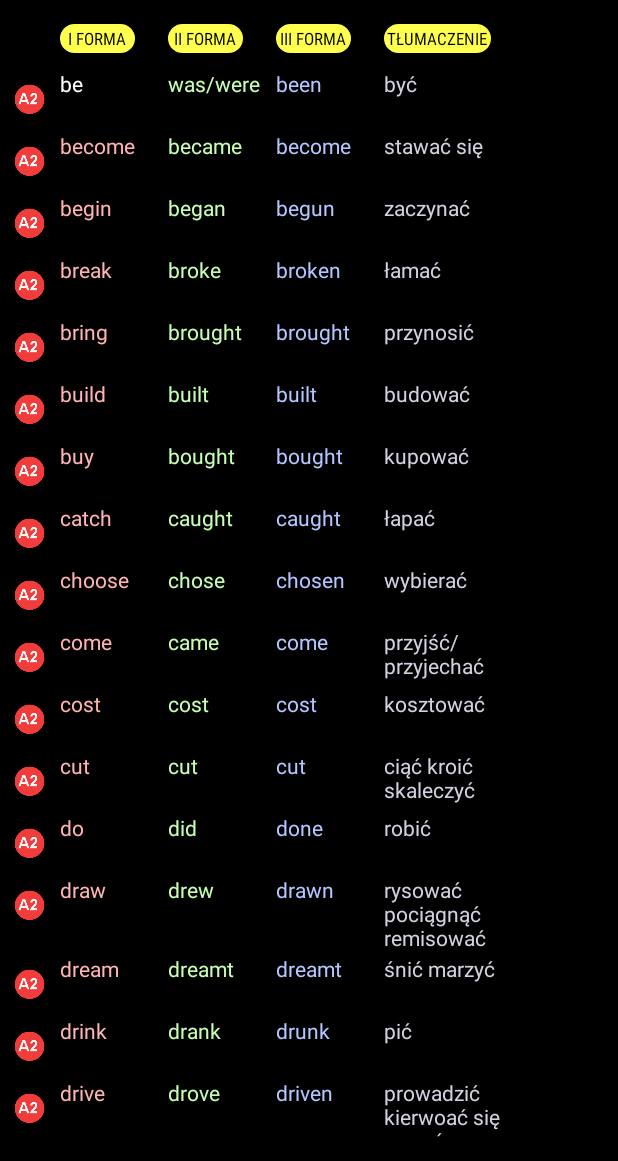
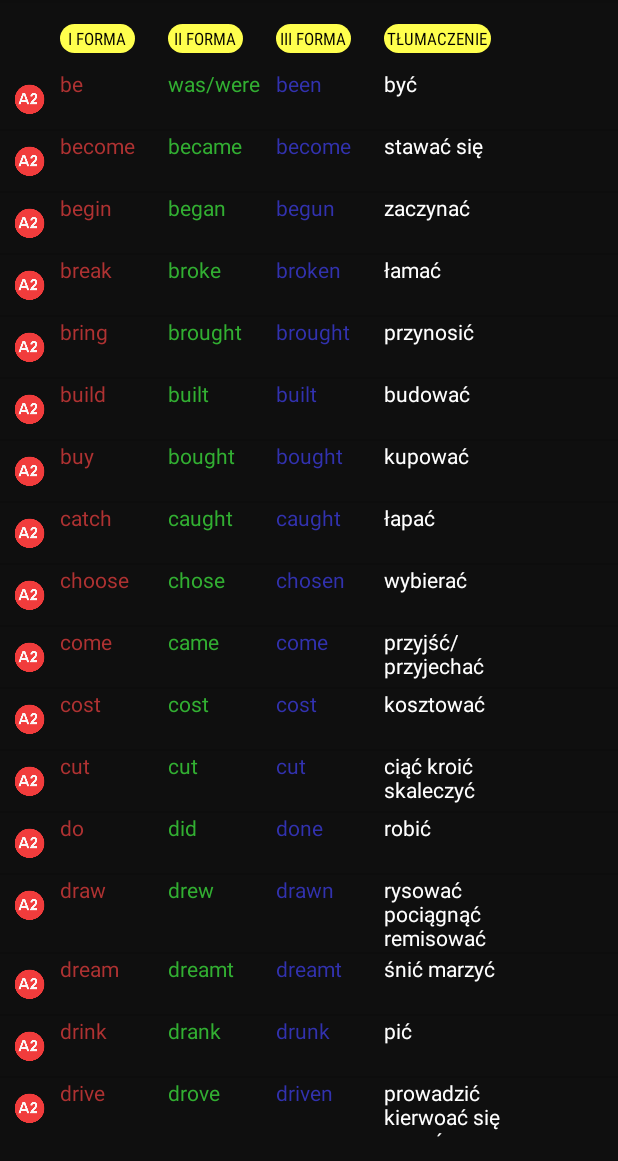
Before and after one commit to przemekdolata96/IrregularVerbs, an Android app: the screen it shows after launch (MainActivity), in the options menu, after a tap on "Black", on a phone screen of 412 x 824 dp, the part 75-1236 px from its top. Run offline under Robolectric (Android 15) with nearby library versions, the phone set to English and light mode, and no system bars.

Commit message:
Working Aplication, added: color of text in items in ListView can be modified

```diff
--- a/app/src/main/java/com/example/dolci/irregularverbs/Adapter.java
+++ b/app/src/main/java/com/example/dolci/irregularverbs/Adapter.java
@@ -1,6 +1,7 @@
 package com.example.dolci.irregularverbs;
 
 import android.content.Context;
+import android.graphics.Color;
 import android.support.annotation.NonNull;
 import android.view.LayoutInflater;
 import android.view.View;
@@ -41,6 +42,7 @@ public class Adapter extends ArrayAdapter<String>{
         ImageView image;
 
     }
+
 
     @Override
     public int getCount() {
@@ -87,4 +89,6 @@ public class Adapter extends ArrayAdapter<String>{
         return convertView;
     }
 
+
+
 }
--- a/app/src/main/java/com/example/dolci/irregularverbs/MainActivity.java
+++ b/app/src/main/java/com/example/dolci/irregularverbs/MainActivity.java
@@ -1,27 +1,18 @@
 package com.example.dolci.irregularverbs;
 
-import android.app.Activity;
 import android.content.Context;
 import android.graphics.Color;
 import android.media.MediaPlayer;
 import android.os.Bundle;
-import android.support.design.widget.FloatingActionButton;
-import android.support.design.widget.Snackbar;
-import android.support.v7.app.ActionBar;
 import android.support.v7.app.AppCompatActivity;
 import android.support.v7.widget.Toolbar;
 import android.view.Menu;
-import android.view.MenuInflater;
 import android.view.MenuItem;
 import android.view.View;
 import android.widget.AdapterView;
-import android.widget.EditText;
-import android.widget.LinearLayout;
 import android.widget.ListView;
 import android.widget.RelativeLayout;
 import android.widget.TextView;
-
-import java.util.ArrayList;
 
 
 public class MainActivity extends AppCompatActivity {
@@ -172,6 +163,44 @@ public class MainActivity extends AppCompatActivity {
         return true;
     }
 
+    void setFirstFormColor(int red,int green,int blue)
+    {
+        View view;
+        for (int i = 0; i <listView.getChildCount() ; i++) {
+            view= listView.getChildAt(i);
+            TextView textview=(TextView) view.findViewById(R.id.modelFistForm);
+            textview.setTextColor(Color.rgb(red,green,blue));
+        }
+
+    }
+    void setSecondFormColor(int red,int green,int blue)
+    {
+        View view;
+        for (int i = 0; i <listView.getChildCount() ; i++) {
+            view= listView.getChildAt(i);
+            TextView textview=(TextView) view.findViewById(R.id.modelSecondForm);
+            textview.setTextColor(Color.rgb(red,green,blue));
+        }
+    }
+    void setThirdFormColor(int red,int green,int blue)
+    {
+        View view;
+        for (int i = 0; i <listView.getChildCount() ; i++) {
+            view= listView.getChildAt(i);
+            TextView textview=(TextView) view.findViewById(R.id.modelThridForm);
+            textview.setTextColor(Color.rgb(red,green,blue));
+        }
+    }
+    void setTranslationFormColor(int red,int green,int blue)
+    {
+        View view;
+        for (int i = 0; i <listView.getChildCount() ; i++) {
+            view= listView.getChildAt(i);
+            TextView textview=(TextView) view.findViewById(R.id.modelTranslation);
+            textview.setTextColor(Color.rgb(red,green,blue));
+        }
+    }
+
 
     @Override
     public boolean onOptionsItemSelected(MenuItem item) {
@@ -190,9 +219,11 @@ public class MainActivity extends AppCompatActivity {
                 {
                     item.setChecked(true);
                 }
-                main_view.setBackgroundColor(Color.rgb(0,0,0));
-                TextView t1=(TextView) findViewById(R.id.modelFistForm);
-                t1.setTextColor(Color.rgb(255,255,255));
+                main_view.setBackgroundColor(Color.rgb(15,15,15));
+                setFirstFormColor(175,50,50);
+                setSecondFormColor(50,175,50);
+                setThirdFormColor(50,50,175);
+                setTranslationFormColor(255,255,255);
 
                 return true;
 
@@ -208,8 +239,11 @@ public class MainActivity extends AppCompatActivity {
                 {
                     item.setChecked(true);
                 }
-                main_view.setBackgroundColor(Color.rgb(255,255,255));
-
+                main_view.setBackgroundColor(Color.rgb(225,225,225));
+                setFirstFormColor(105,0,0);
+                setSecondFormColor(0,105,0);
+                setThirdFormColor(0,0,105);
+                setTranslationFormColor(0,0,0);
                 return true;
             }
             case  R.id.defaultBackground:
@@ -223,6 +257,10 @@ public class MainActivity extends AppCompatActivity {
                     item.setChecked(true);
                 }
                 main_view.setBackgroundColor(Color.rgb(68,68,68));
+                setFirstFormColor(255,179,179);
+                setSecondFormColor(198,255,179);
+                setThirdFormColor(179,198,255);
+                setTranslationFormColor(255,255,255);
                 return true;
             }
             default:
```
